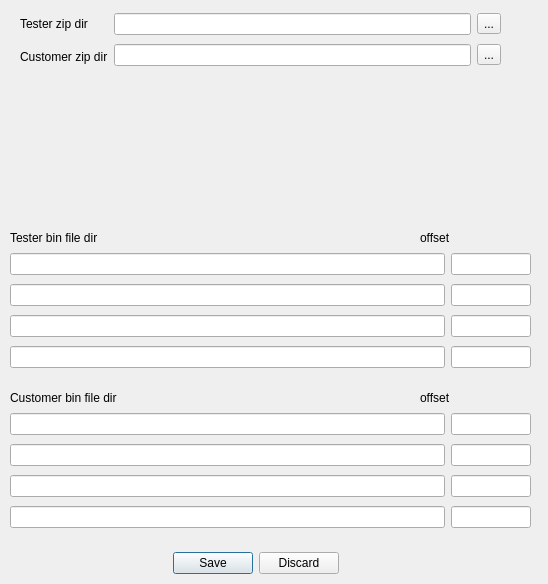
First picture: the form in PyQTUI/childrenForm.ui, repository wangyixu12/Esp32DownloadTools, before the edit.
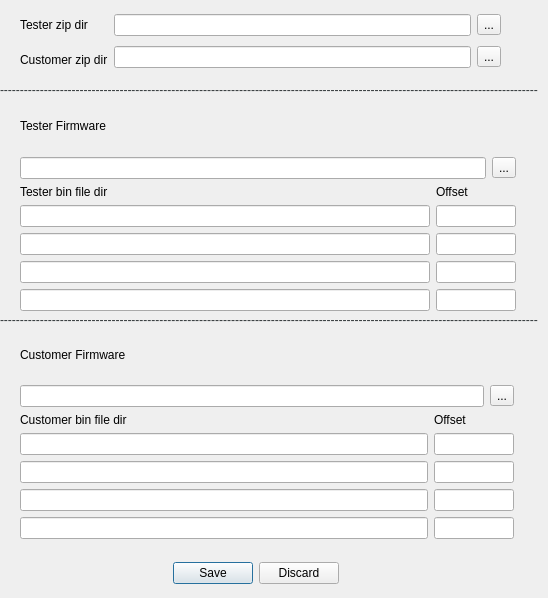
Second picture: the form after the edit.

Commit message: 改变窗口布局

```diff
--- a/PyQTUI/childrenForm.ui
+++ b/PyQTUI/childrenForm.ui
@@ -7,7 +7,7 @@
     <x>0</x>
     <y>0</y>
     <width>548</width>
-    <height>584</height>
+    <height>598</height>
    </rect>
   </property>
   <property name="minimumSize">
@@ -25,63 +25,11 @@
   <property name="windowTitle">
    <string>Origin Bin Firmware Setting</string>
   </property>
-  <widget class="QLabel" name="label_2">
-   <property name="geometry">
-    <rect>
-     <x>10</x>
-     <y>230</y>
-     <width>141</width>
-     <height>16</height>
-    </rect>
-   </property>
-   <property name="text">
-    <string>Tester bin file dir</string>
-   </property>
-  </widget>
-  <widget class="QLabel" name="label">
-   <property name="geometry">
-    <rect>
-     <x>10</x>
-     <y>390</y>
-     <width>151</width>
-     <height>16</height>
-    </rect>
-   </property>
-   <property name="text">
-    <string>Customer bin file dir</string>
-   </property>
-  </widget>
-  <widget class="QLabel" name="label_3">
-   <property name="geometry">
-    <rect>
-     <x>420</x>
-     <y>230</y>
-     <width>41</width>
-     <height>16</height>
-    </rect>
-   </property>
-   <property name="text">
-    <string>offset</string>
-   </property>
-  </widget>
-  <widget class="QLabel" name="label_4">
-   <property name="geometry">
-    <rect>
-     <x>420</x>
-     <y>390</y>
-     <width>41</width>
-     <height>16</height>
-    </rect>
-   </property>
-   <property name="text">
-    <string>offset</string>
-   </property>
-  </widget>
   <widget class="QDialogButtonBox" name="binFileComfirm">
    <property name="geometry">
     <rect>
      <x>130</x>
-     <y>550</y>
+     <y>560</y>
      <width>251</width>
      <height>26</height>
     </rect>
@@ -96,223 +44,10 @@
   <widget class="QWidget" name="layoutWidget">
    <property name="geometry">
     <rect>
-     <x>10</x>
-     <y>410</y>
-     <width>521</width>
-     <height>122</height>
-    </rect>
-   </property>
-   <layout class="QHBoxLayout" name="horizontalLayout">
-    <item>
-     <layout class="QVBoxLayout" name="verticalLayout">
-      <item>
-       <widget class="QLineEdit" name="custBinDir_1"/>
-      </item>
-      <item>
-       <widget class="QLineEdit" name="custBinDir_2">
-        <property name="minimumSize">
-         <size>
-          <width>390</width>
-          <height>0</height>
-         </size>
-        </property>
-       </widget>
-      </item>
-      <item>
-       <widget class="QLineEdit" name="custBinDir_3"/>
-      </item>
-      <item>
-       <widget class="QLineEdit" name="custBinDir_4"/>
-      </item>
-     </layout>
-    </item>
-    <item>
-     <layout class="QVBoxLayout" name="verticalLayout_3"/>
-    </item>
-    <item>
-     <layout class="QVBoxLayout" name="verticalLayout_2">
-      <property name="sizeConstraint">
-       <enum>QLayout::SetNoConstraint</enum>
-      </property>
-      <item>
-       <widget class="QLineEdit" name="custBinOffset_1">
-        <property name="sizePolicy">
-         <sizepolicy hsizetype="Expanding" vsizetype="Fixed">
-          <horstretch>0</horstretch>
-          <verstretch>0</verstretch>
-         </sizepolicy>
-        </property>
-        <property name="maximumSize">
-         <size>
-          <width>80</width>
-          <height>16777215</height>
-         </size>
-        </property>
-        <property name="layoutDirection">
-         <enum>Qt::LeftToRight</enum>
-        </property>
-        <property name="text">
-         <string/>
-        </property>
-       </widget>
-      </item>
-      <item>
-       <widget class="QLineEdit" name="custBinOffset_2">
-        <property name="maximumSize">
-         <size>
-          <width>80</width>
-          <height>16777215</height>
-         </size>
-        </property>
-        <property name="layoutDirection">
-         <enum>Qt::LeftToRight</enum>
-        </property>
-       </widget>
-      </item>
-      <item>
-       <widget class="QLineEdit" name="custBinOffset_3">
-        <property name="maximumSize">
-         <size>
-          <width>80</width>
-          <height>16777215</height>
-         </size>
-        </property>
-        <property name="layoutDirection">
-         <enum>Qt::LeftToRight</enum>
-        </property>
-       </widget>
-      </item>
-      <item>
-       <widget class="QLineEdit" name="custBinOffset_4">
-        <property name="maximumSize">
-         <size>
-          <width>80</width>
-          <height>16777215</height>
-         </size>
-        </property>
-        <property name="layoutDirection">
-         <enum>Qt::LeftToRight</enum>
-        </property>
-       </widget>
-      </item>
-     </layout>
-    </item>
-   </layout>
-  </widget>
-  <widget class="QWidget" name="layoutWidget">
-   <property name="geometry">
-    <rect>
-     <x>10</x>
-     <y>250</y>
-     <width>521</width>
-     <height>124</height>
-    </rect>
-   </property>
-   <layout class="QHBoxLayout" name="horizontalLayout_2">
-    <item>
-     <layout class="QHBoxLayout" name="horizontalLayout_3">
-      <item>
-       <layout class="QVBoxLayout" name="verticalLayout_7">
-        <item>
-         <widget class="QLineEdit" name="pieBinDir_1"/>
-        </item>
-        <item>
-         <widget class="QLineEdit" name="pieBinDir_2">
-          <property name="minimumSize">
-           <size>
-            <width>390</width>
-            <height>0</height>
-           </size>
-          </property>
-         </widget>
-        </item>
-        <item>
-         <widget class="QLineEdit" name="pieBinDir_3"/>
-        </item>
-        <item>
-         <widget class="QLineEdit" name="pieBinDir_4"/>
-        </item>
-       </layout>
-      </item>
-      <item>
-       <layout class="QVBoxLayout" name="verticalLayout_8"/>
-      </item>
-      <item>
-       <layout class="QVBoxLayout" name="verticalLayout_9">
-        <property name="sizeConstraint">
-         <enum>QLayout::SetNoConstraint</enum>
-        </property>
-        <item>
-         <widget class="QLineEdit" name="pieBinOffset_1">
-          <property name="sizePolicy">
-           <sizepolicy hsizetype="Expanding" vsizetype="Fixed">
-            <horstretch>0</horstretch>
-            <verstretch>0</verstretch>
-           </sizepolicy>
-          </property>
-          <property name="maximumSize">
-           <size>
-            <width>80</width>
-            <height>16777215</height>
-           </size>
-          </property>
-          <property name="layoutDirection">
-           <enum>Qt::LeftToRight</enum>
-          </property>
-         </widget>
-        </item>
-        <item>
-         <widget class="QLineEdit" name="pieBinOffset_2">
-          <property name="maximumSize">
-           <size>
-            <width>80</width>
-            <height>16777215</height>
-           </size>
-          </property>
-          <property name="layoutDirection">
-           <enum>Qt::LeftToRight</enum>
-          </property>
-         </widget>
-        </item>
-        <item>
-         <widget class="QLineEdit" name="pieBinOffset_3">
-          <property name="maximumSize">
-           <size>
-            <width>80</width>
-            <height>16777215</height>
-           </size>
-          </property>
-          <property name="layoutDirection">
-           <enum>Qt::LeftToRight</enum>
-          </property>
-         </widget>
-        </item>
-        <item>
-         <widget class="QLineEdit" name="pieBinOffset_4">
-          <property name="maximumSize">
-           <size>
-            <width>80</width>
-            <height>16777215</height>
-           </size>
-          </property>
-          <property name="layoutDirection">
-           <enum>Qt::LeftToRight</enum>
-          </property>
-         </widget>
-        </item>
-       </layout>
-      </item>
-     </layout>
-    </item>
-   </layout>
-  </widget>
-  <widget class="QWidget" name="">
-   <property name="geometry">
-    <rect>
      <x>20</x>
      <y>10</y>
      <width>481</width>
-     <height>60</height>
+     <height>64</height>
     </rect>
    </property>
    <layout class="QHBoxLayout" name="horizontalLayout_6">
@@ -368,6 +103,359 @@
     </item>
    </layout>
   </widget>
+  <widget class="QLabel" name="label_9">
+   <property name="geometry">
+    <rect>
+     <x>0</x>
+     <y>80</y>
+     <width>541</width>
+     <height>20</height>
+    </rect>
+   </property>
+   <property name="text">
+    <string>&lt;html&gt;&lt;head/&gt;&lt;body&gt;&lt;p&gt;&lt;span style=&quot; color:#2e3436;&quot;&gt;---------------------------------------------------------------------------------------------------------------------------------------&lt;/span&gt;&lt;/p&gt;&lt;/body&gt;&lt;/html&gt;</string>
+   </property>
+  </widget>
+  <widget class="QLabel" name="label_10">
+   <property name="geometry">
+    <rect>
+     <x>0</x>
+     <y>310</y>
+     <width>541</width>
+     <height>20</height>
+    </rect>
+   </property>
+   <property name="text">
+    <string>&lt;html&gt;&lt;head/&gt;&lt;body&gt;&lt;p&gt;&lt;span style=&quot; color:#2e3436;&quot;&gt;---------------------------------------------------------------------------------------------------------------------------------------&lt;/span&gt;&lt;/p&gt;&lt;/body&gt;&lt;/html&gt;</string>
+   </property>
+  </widget>
+  <widget class="QWidget" name="">
+   <property name="geometry">
+    <rect>
+     <x>20</x>
+     <y>100</y>
+     <width>496</width>
+     <height>211</height>
+    </rect>
+   </property>
+   <layout class="QVBoxLayout" name="verticalLayout_13">
+    <item>
+     <layout class="QVBoxLayout" name="verticalLayout_10">
+      <item>
+       <widget class="QLabel" name="label_7">
+        <property name="text">
+         <string>Tester Firmware</string>
+        </property>
+       </widget>
+      </item>
+      <item>
+       <layout class="QHBoxLayout" name="horizontalLayout_7">
+        <item>
+         <widget class="QLineEdit" name="pieFwEdit"/>
+        </item>
+        <item>
+         <widget class="QToolButton" name="pieFwOptBtn">
+          <property name="text">
+           <string>...</string>
+          </property>
+         </widget>
+        </item>
+       </layout>
+      </item>
+     </layout>
+    </item>
+    <item>
+     <layout class="QVBoxLayout" name="verticalLayout_11">
+      <item>
+       <layout class="QHBoxLayout" name="horizontalLayout_9">
+        <item>
+         <widget class="QLabel" name="label_2">
+          <property name="text">
+           <string>Tester bin file dir</string>
+          </property>
+         </widget>
+        </item>
+        <item>
+         <widget class="QLabel" name="label_3">
+          <property name="maximumSize">
+           <size>
+            <width>80</width>
+            <height>16777215</height>
+           </size>
+          </property>
+          <property name="text">
+           <string>Offset</string>
+          </property>
+         </widget>
+        </item>
+       </layout>
+      </item>
+      <item>
+       <layout class="QHBoxLayout" name="horizontalLayout_2">
+        <item>
+         <layout class="QHBoxLayout" name="horizontalLayout_3">
+          <item>
+           <layout class="QVBoxLayout" name="verticalLayout_7">
+            <item>
+             <widget class="QLineEdit" name="pieBinDir_1"/>
+            </item>
+            <item>
+             <widget class="QLineEdit" name="pieBinDir_2">
+              <property name="minimumSize">
+               <size>
+                <width>390</width>
+                <height>0</height>
+               </size>
+              </property>
+             </widget>
+            </item>
+            <item>
+             <widget class="QLineEdit" name="pieBinDir_3"/>
+            </item>
+            <item>
+             <widget class="QLineEdit" name="pieBinDir_4"/>
+            </item>
+           </layout>
+          </item>
+          <item>
+           <layout class="QVBoxLayout" name="verticalLayout_8"/>
+          </item>
+          <item>
+           <layout class="QVBoxLayout" name="verticalLayout_9">
+            <property name="sizeConstraint">
+             <enum>QLayout::SetNoConstraint</enum>
+            </property>
+            <item>
+             <widget class="QLineEdit" name="pieBinOffset_1">
+              <property name="sizePolicy">
+               <sizepolicy hsizetype="Expanding" vsizetype="Fixed">
+                <horstretch>0</horstretch>
+                <verstretch>0</verstretch>
+               </sizepolicy>
+              </property>
+              <property name="maximumSize">
+               <size>
+                <width>80</width>
+                <height>16777215</height>
+               </size>
+              </property>
+              <property name="layoutDirection">
+               <enum>Qt::LeftToRight</enum>
+              </property>
+             </widget>
+            </item>
+            <item>
+             <widget class="QLineEdit" name="pieBinOffset_2">
+              <property name="maximumSize">
+               <size>
+                <width>80</width>
+                <height>16777215</height>
+               </size>
+              </property>
+              <property name="layoutDirection">
+               <enum>Qt::LeftToRight</enum>
+              </property>
+             </widget>
+            </item>
+            <item>
+             <widget class="QLineEdit" name="pieBinOffset_3">
+              <property name="maximumSize">
+               <size>
+                <width>80</width>
+                <height>16777215</height>
+               </size>
+              </property>
+              <property name="layoutDirection">
+               <enum>Qt::LeftToRight</enum>
+              </property>
+             </widget>
+            </item>
+            <item>
+             <widget class="QLineEdit" name="pieBinOffset_4">
+              <property name="maximumSize">
+               <size>
+                <width>80</width>
+                <height>16777215</height>
+               </size>
+              </property>
+              <property name="layoutDirection">
+               <enum>Qt::LeftToRight</enum>
+              </property>
+             </widget>
+            </item>
+           </layout>
+          </item>
+         </layout>
+        </item>
+       </layout>
+      </item>
+     </layout>
+    </item>
+   </layout>
+  </widget>
+  <widget class="QWidget" name="">
+   <property name="geometry">
+    <rect>
+     <x>20</x>
+     <y>330</y>
+     <width>494</width>
+     <height>209</height>
+    </rect>
+   </property>
+   <layout class="QVBoxLayout" name="verticalLayout_14">
+    <item>
+     <layout class="QVBoxLayout" name="verticalLayout_6">
+      <item>
+       <widget class="QLabel" name="label_8">
+        <property name="text">
+         <string>Customer Firmware</string>
+        </property>
+       </widget>
+      </item>
+      <item>
+       <layout class="QHBoxLayout" name="horizontalLayout_8">
+        <item>
+         <widget class="QLineEdit" name="custFwEdit"/>
+        </item>
+        <item>
+         <widget class="QToolButton" name="custFwOptBtn">
+          <property name="text">
+           <string>...</string>
+          </property>
+         </widget>
+        </item>
+       </layout>
+      </item>
+     </layout>
+    </item>
+    <item>
+     <layout class="QVBoxLayout" name="verticalLayout_12">
+      <item>
+       <layout class="QHBoxLayout" name="horizontalLayout_10">
+        <item>
+         <widget class="QLabel" name="label">
+          <property name="text">
+           <string>Customer bin file dir</string>
+          </property>
+         </widget>
+        </item>
+        <item>
+         <widget class="QLabel" name="label_4">
+          <property name="maximumSize">
+           <size>
+            <width>80</width>
+            <height>16777215</height>
+           </size>
+          </property>
+          <property name="text">
+           <string>Offset</string>
+          </property>
+         </widget>
+        </item>
+       </layout>
+      </item>
+      <item>
+       <layout class="QHBoxLayout" name="horizontalLayout">
+        <item>
+         <layout class="QVBoxLayout" name="verticalLayout">
+          <item>
+           <widget class="QLineEdit" name="custBinDir_1"/>
+          </item>
+          <item>
+           <widget class="QLineEdit" name="custBinDir_2">
+            <property name="minimumSize">
+             <size>
+              <width>390</width>
+              <height>0</height>
+             </size>
+            </property>
+           </widget>
+          </item>
+          <item>
+           <widget class="QLineEdit" name="custBinDir_3"/>
+          </item>
+          <item>
+           <widget class="QLineEdit" name="custBinDir_4"/>
+          </item>
+         </layout>
+        </item>
+        <item>
+         <layout class="QVBoxLayout" name="verticalLayout_3"/>
+        </item>
+        <item>
+         <layout class="QVBoxLayout" name="verticalLayout_2">
+          <property name="sizeConstraint">
+           <enum>QLayout::SetNoConstraint</enum>
+          </property>
+          <item>
+           <widget class="QLineEdit" name="custBinOffset_1">
+            <property name="sizePolicy">
+             <sizepolicy hsizetype="Expanding" vsizetype="Fixed">
+              <horstretch>0</horstretch>
+              <verstretch>0</verstretch>
+             </sizepolicy>
+            </property>
+            <property name="maximumSize">
+             <size>
+              <width>80</width>
+              <height>16777215</height>
+             </size>
+            </property>
+            <property name="layoutDirection">
+             <enum>Qt::LeftToRight</enum>
+            </property>
+            <property name="text">
+             <string/>
+            </property>
+           </widget>
+          </item>
+          <item>
+           <widget class="QLineEdit" name="custBinOffset_2">
+            <property name="maximumSize">
+             <size>
+              <width>80</width>
+              <height>16777215</height>
+             </size>
+            </property>
+            <property name="layoutDirection">
+             <enum>Qt::LeftToRight</enum>
+            </property>
+           </widget>
+          </item>
+          <item>
+           <widget class="QLineEdit" name="custBinOffset_3">
+            <property name="maximumSize">
+             <size>
+              <width>80</width>
+              <height>16777215</height>
+             </size>
+            </property>
+            <property name="layoutDirection">
+             <enum>Qt::LeftToRight</enum>
+            </property>
+           </widget>
+          </item>
+          <item>
+           <widget class="QLineEdit" name="custBinOffset_4">
+            <property name="maximumSize">
+             <size>
+              <width>80</width>
+              <height>16777215</height>
+             </size>
+            </property>
+            <property name="layoutDirection">
+             <enum>Qt::LeftToRight</enum>
+            </property>
+           </widget>
+          </item>
+         </layout>
+        </item>
+       </layout>
+      </item>
+     </layout>
+    </item>
+   </layout>
+  </widget>
  </widget>
  <tabstops>
   <tabstop>custBinDir_1</tabstop>
```
The commit also changes 1 other file.
